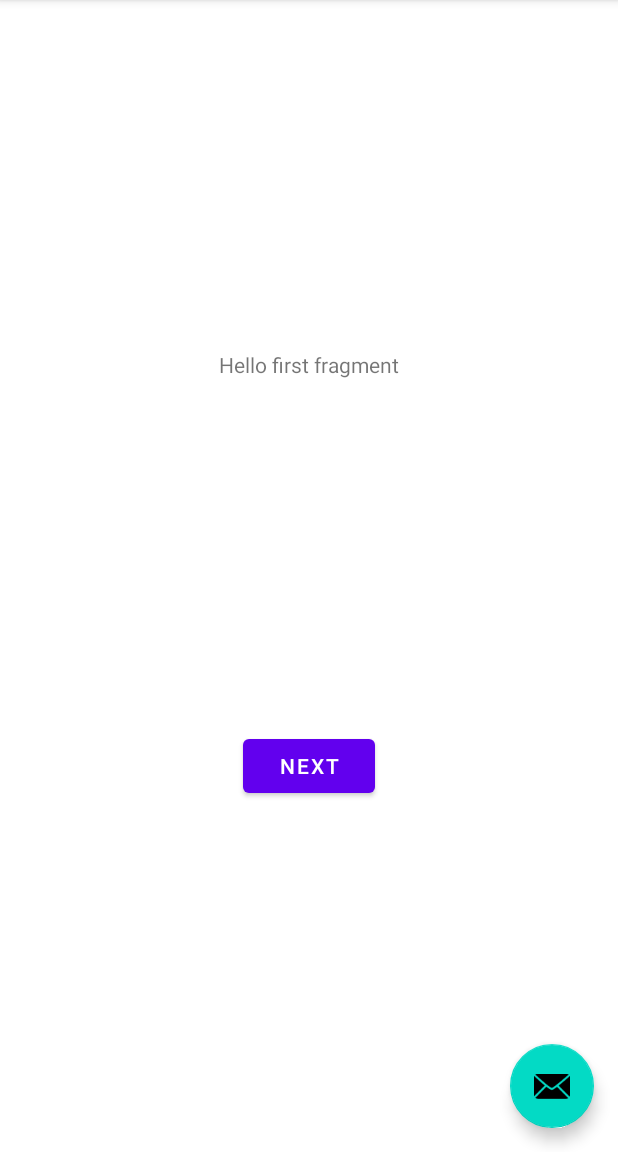
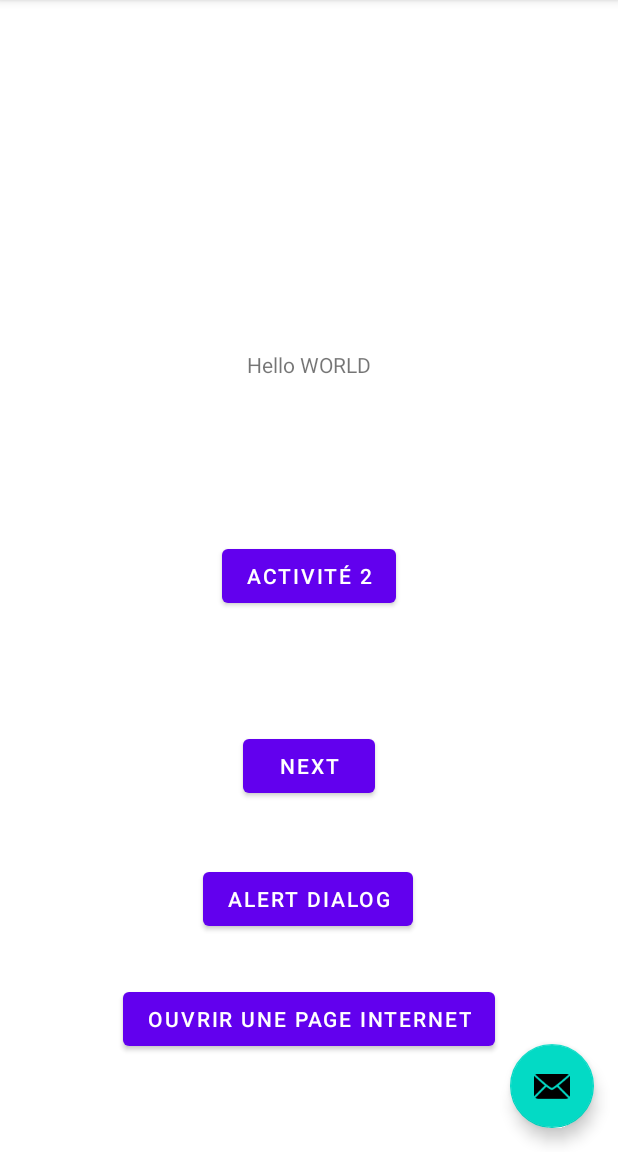
Before and after one commit to Bunsarak13/Basic_UI, an Android app: the screen it shows after launch (MainActivity), on a phone screen of 412 x 824 dp, the part 84-1236 px from its top. Run offline under Robolectric (Android 15) with nearby library versions, the phone set to English and light mode, and no system bars; libraries missing offline, so code that uses them is left out: splitties.activities.start, splitties.alertdialog.appcompat, splitties.alertdialog.material, splitties.toast.toast.

```diff
--- a/app/src/main/AndroidManifest.xml
+++ b/app/src/main/AndroidManifest.xml
@@ -9,6 +9,7 @@
         android:roundIcon="@mipmap/ic_launcher_round"
         android:supportsRtl="true"
         android:theme="@style/Theme.Basic_UI">
+        <activity android:name=".SecondaryActivity"></activity>
         <activity
             android:name=".MainActivity"
             android:label="@string/app_name"
--- a/app/src/main/java/com/student/basic_ui/FirstFragment.kt
+++ /dev/null
@@ -1,31 +0,0 @@
-package com.student.basic_ui
-
-import android.os.Bundle
-import androidx.fragment.app.Fragment
-import android.view.LayoutInflater
-import android.view.View
-import android.view.ViewGroup
-import android.widget.Button
-import androidx.navigation.fragment.findNavController
-
-/**
- * A simple [Fragment] subclass as the default destination in the navigation.
- */
-class FirstFragment : Fragment() {
-
-    override fun onCreateView(
-            inflater: LayoutInflater, container: ViewGroup?,
-            savedInstanceState: Bundle?
-    ): View? {
-        // Inflate the layout for this fragment
-        return inflater.inflate(R.layout.fragment_first, container, false)
-    }
-
-    override fun onViewCreated(view: View, savedInstanceState: Bundle?) {
-        super.onViewCreated(view, savedInstanceState)
-
-        view.findViewById<Button>(R.id.button_first).setOnClickListener {
-            findNavController().navigate(R.id.action_FirstFragment_to_SecondFragment)
-        }
-    }
-}
--- a/app/src/main/java/com/student/basic_ui/MainActivity.kt
+++ b/app/src/main/java/com/student/basic_ui/MainActivity.kt
@@ -1,29 +1,63 @@
 package com.student.basic_ui
 
+
+import android.content.ActivityNotFoundException
+import android.content.Intent
+import android.net.Uri
 import android.os.Bundle
-import com.google.android.material.floatingactionbutton.FloatingActionButton
-import com.google.android.material.snackbar.Snackbar
 import androidx.appcompat.app.AppCompatActivity
 import android.view.Menu
 import android.view.MenuItem
+import com.student.basic_ui.databinding.ActivityMainBinding
+import splitties.activities.start
+import splitties.toast.toast
+
 
 class MainActivity : AppCompatActivity() {
 
+    private lateinit var binding: ActivityMainBinding
+
     override fun onCreate(savedInstanceState: Bundle?) {
         super.onCreate(savedInstanceState)
-        setContentView(R.layout.activity_main)
+        binding = ActivityMainBinding.inflate(layoutInflater)
+        setContentView(binding.root)
         setSupportActionBar(findViewById(R.id.toolbar))
 
-        findViewById<FloatingActionButton>(R.id.fab).setOnClickListener { view ->
-            Snackbar.make(view, "Replace with your own action", Snackbar.LENGTH_LONG)
-                    .setAction("Action", null).show()
+        binding.fab.setOnClickListener{
+            sendEmail("bunsarak.pen@ynov.com", "Hello BasicUI", "Message send to Kotlin App Basic UI")
         }
+
+        binding.buttonSecondActivity.setOnClickListener {
+            start<SecondaryActivity>()
+        }
+
+
+
     }
+
+
+
 
     override fun onCreateOptionsMenu(menu: Menu): Boolean {
         // Inflate the menu; this adds items to the action bar if it is present.
         menuInflater.inflate(R.menu.menu_main, menu)
         return true
+    }
+
+    private fun sendEmail(to: String, subject: String, msg: String) {
+        val emailIntent = Intent(Intent.ACTION_SEND)
+
+        emailIntent.data = Uri.parse("mailto:")
+        emailIntent.type = "text/plain"
+        emailIntent.putExtra(Intent.EXTRA_EMAIL, arrayOf(to))
+        emailIntent.putExtra(Intent.EXTRA_SUBJECT, subject)
+        emailIntent.putExtra(Intent.EXTRA_TEXT, msg)
+
+        try {
+            startActivity(Intent.createChooser(emailIntent, getString(R.string.title_send_email)))
+        } catch (ex: ActivityNotFoundException) {
+            toast(R.string.text_no_email_client)
+        }
     }
 
     override fun onOptionsItemSelected(item: MenuItem): Boolean {
--- /dev/null
+++ b/app/src/main/java/com/student/basic_ui/MainFragment.kt
@@ -0,0 +1,70 @@
+package com.student.basic_ui
+
+import android.content.Intent
+import android.net.Uri
+import android.os.Bundle
+import androidx.fragment.app.Fragment
+import android.view.LayoutInflater
+import android.view.View
+import android.view.ViewGroup
+import android.widget.Button
+import androidx.navigation.fragment.findNavController
+import com.student.basic_ui.databinding.FragmentMainBinding
+import splitties.alertdialog.appcompat.*
+import splitties.alertdialog.material.materialAlertDialog
+
+
+/**
+ * A simple [Fragment] subclass as the default destination in the navigation.
+ */
+class MainFragment : Fragment() {
+
+    private lateinit var binding: FragmentMainBinding
+
+    override fun onCreateView(
+            inflater: LayoutInflater, container: ViewGroup?,
+            savedInstanceState: Bundle?
+    ): View? {
+        // Inflate the layout for this fragment
+        binding = FragmentMainBinding.inflate(layoutInflater)
+        return binding.root
+    }
+
+    private fun browse(url: String) {
+        var browser = Intent(Intent.ACTION_VIEW, Uri.parse("https://$url"))
+        startActivity(browser)
+    }
+
+    private fun showAlertDialog() {
+        context?.materialAlertDialog {
+            setTitle("Page Web")
+
+
+            okButton { showAlertDialog() }
+            cancelButton()
+        }?.onShow {
+            positiveButton.setText(R.string.show)
+        }?.show()
+    }
+
+
+    override fun onViewCreated(view: View, savedInstanceState: Bundle?) {
+        super.onViewCreated(view, savedInstanceState)
+
+        binding.mainText.text = "Hello WORLD"
+
+        view.findViewById<Button>(R.id.button_first).setOnClickListener {
+            findNavController().navigate(R.id.action_FirstFragment_to_SecondFragment)
+        }
+
+        // Button to link to website
+        binding.buttonToLink.setOnClickListener {
+            browse("www.lemonde.fr/")
+        }
+
+        binding.alertDialog.setOnClickListener {
+            showAlertDialog()
+        }
+
+    }
+}
--- a/app/src/main/res/layout/activity_main.xml
+++ b/app/src/main/res/layout/activity_main.xml
@@ -7,6 +7,7 @@
     tools:context=".MainActivity">
 
     <com.google.android.material.appbar.AppBarLayout
+        android:id="@+id/appBarLayout"
         android:layout_width="match_parent"
         android:layout_height="wrap_content"
         android:theme="@style/Theme.Basic_UI.AppBarOverlay">
@@ -20,7 +21,17 @@
 
     </com.google.android.material.appbar.AppBarLayout>
 
-    <include layout="@layout/content_main" />
+    <include
+        android:id="@+id/include2"
+        layout="@layout/content_main" />
+
+    <Button
+        android:id="@+id/button_second_activity"
+        android:layout_width="wrap_content"
+        android:layout_height="wrap_content"
+        android:text="@string/to_secondary_activity"
+        app:layout_anchor="@+id/include2"
+        app:layout_anchorGravity="center"/>
 
     <com.google.android.material.floatingactionbutton.FloatingActionButton
         android:id="@+id/fab"
--- a/app/src/main/res/layout/fragment_first.xml
+++ /dev/null
@@ -1,28 +0,0 @@
-<?xml version="1.0" encoding="utf-8"?>
-<androidx.constraintlayout.widget.ConstraintLayout xmlns:android="http://schemas.android.com/apk/res/android"
-    xmlns:app="http://schemas.android.com/apk/res-auto"
-    xmlns:tools="http://schemas.android.com/tools"
-    android:layout_width="match_parent"
-    android:layout_height="match_parent"
-    tools:context=".FirstFragment">
-
-    <TextView
-        android:id="@+id/textview_first"
-        android:layout_width="wrap_content"
-        android:layout_height="wrap_content"
-        android:text="@string/hello_first_fragment"
-        app:layout_constraintBottom_toTopOf="@id/button_first"
-        app:layout_constraintEnd_toEndOf="parent"
-        app:layout_constraintStart_toStartOf="parent"
-        app:layout_constraintTop_toTopOf="parent" />
-
-    <Button
-        android:id="@+id/button_first"
-        android:layout_width="wrap_content"
-        android:layout_height="wrap_content"
-        android:text="@string/next"
-        app:layout_constraintBottom_toBottomOf="parent"
-        app:layout_constraintEnd_toEndOf="parent"
-        app:layout_constraintStart_toStartOf="parent"
-        app:layout_constraintTop_toBottomOf="@id/textview_first" />
-</androidx.constraintlayout.widget.ConstraintLayout>
--- /dev/null
+++ b/app/src/main/res/layout/fragment_main.xml
@@ -0,0 +1,53 @@
+<?xml version="1.0" encoding="utf-8"?>
+<androidx.constraintlayout.widget.ConstraintLayout xmlns:android="http://schemas.android.com/apk/res/android"
+    xmlns:app="http://schemas.android.com/apk/res-auto"
+    xmlns:tools="http://schemas.android.com/tools"
+    android:layout_width="match_parent"
+    android:layout_height="match_parent"
+    tools:context=".MainFragment">
+
+    <TextView
+        android:id="@+id/mainText"
+        android:layout_width="wrap_content"
+        android:layout_height="wrap_content"
+        android:text="@string/hello_first_fragment"
+        app:layout_constraintBottom_toTopOf="@id/button_first"
+        app:layout_constraintEnd_toEndOf="parent"
+        app:layout_constraintStart_toStartOf="parent"
+        app:layout_constraintTop_toTopOf="parent" />
+
+    <Button
+        android:id="@+id/button_first"
+        android:layout_width="wrap_content"
+        android:layout_height="wrap_content"
+        android:text="@string/next"
+        app:layout_constraintBottom_toBottomOf="parent"
+        app:layout_constraintEnd_toEndOf="parent"
+        app:layout_constraintStart_toStartOf="parent"
+        app:layout_constraintTop_toBottomOf="@id/mainText" />
+
+    <Button
+        android:id="@+id/alertDialog"
+        android:layout_width="wrap_content"
+        android:layout_height="wrap_content"
+        android:text="@string/alert_dialog"
+        app:layout_constraintBottom_toBottomOf="parent"
+        app:layout_constraintEnd_toEndOf="parent"
+        app:layout_constraintHorizontal_bias="0.498"
+        app:layout_constraintStart_toStartOf="parent"
+        app:layout_constraintTop_toBottomOf="@id/button_first"
+        app:layout_constraintVertical_bias="0.219" />
+
+    <Button
+        android:id="@+id/button_to_link"
+        android:layout_width="wrap_content"
+        android:layout_height="wrap_content"
+        android:layout_marginBottom="32dp"
+        android:text="@string/open_web"
+        app:layout_constraintBottom_toBottomOf="parent"
+        app:layout_constraintEnd_toEndOf="parent"
+        app:layout_constraintStart_toStartOf="parent"
+        app:layout_constraintTop_toBottomOf="@id/alertDialog" />
+
+
+</androidx.constraintlayout.widget.ConstraintLayout>
--- a/app/src/main/res/navigation/nav_graph.xml
+++ b/app/src/main/res/navigation/nav_graph.xml
@@ -7,9 +7,9 @@
 
     <fragment
         android:id="@+id/FirstFragment"
-        android:name="com.student.basic_ui.FirstFragment"
+        android:name="com.student.basic_ui.MainFragment"
         android:label="@string/first_fragment_label"
-        tools:layout="@layout/fragment_first">
+        tools:layout="@layout/fragment_main">
 
         <action
             android:id="@+id/action_FirstFragment_to_SecondFragment"
--- a/app/src/main/res/values/strings.xml
+++ b/app/src/main/res/values/strings.xml
@@ -9,4 +9,14 @@
 
     <string name="hello_first_fragment">Hello first fragment</string>
     <string name="hello_second_fragment">Hello second fragment. Arg: %1$s</string>
+    <string name="open_web">Ouvrir une page Internet</string>
+    <string name="title_send_email">Basic UI Email</string>
+    <string name="text_no_email_client">"No email "</string>
+    <string name="send_mail">Envoyer mail</string>
+    <string name="second_activity_hello">"Secondary Activity "</string>
+    <string name="to_secondary_activity">Activité 2</string>
+    <string name="text_alert_dialog">Dialog Alert</string>
+    <string name="show">Hello dialog alert</string>
+    <string name="alert_dialog">Alert Dialog</string>
+    <string name="message_main_fragment">Welcome Main Fragment</string>
 </resources>
--- a/build.gradle
+++ b/build.gradle
@@ -1,6 +1,7 @@
 // Top-level build file where you can add configuration options common to all sub-projects/modules.
 buildscript {
     ext.kotlin_version = "1.4.31"
+    ext.splitties_version = "3.0.0-beta01"
     repositories {
         google()
         jcenter()
```
Also changed, not shown: app/build.gradle (+8 -0 lines), app/src/main/java/com/student/basic_ui/SecondaryActivity.kt (added, +11 -0 lines), app/src/main/res/layout/activity_secondary.xml (added, +20 -0 lines).
